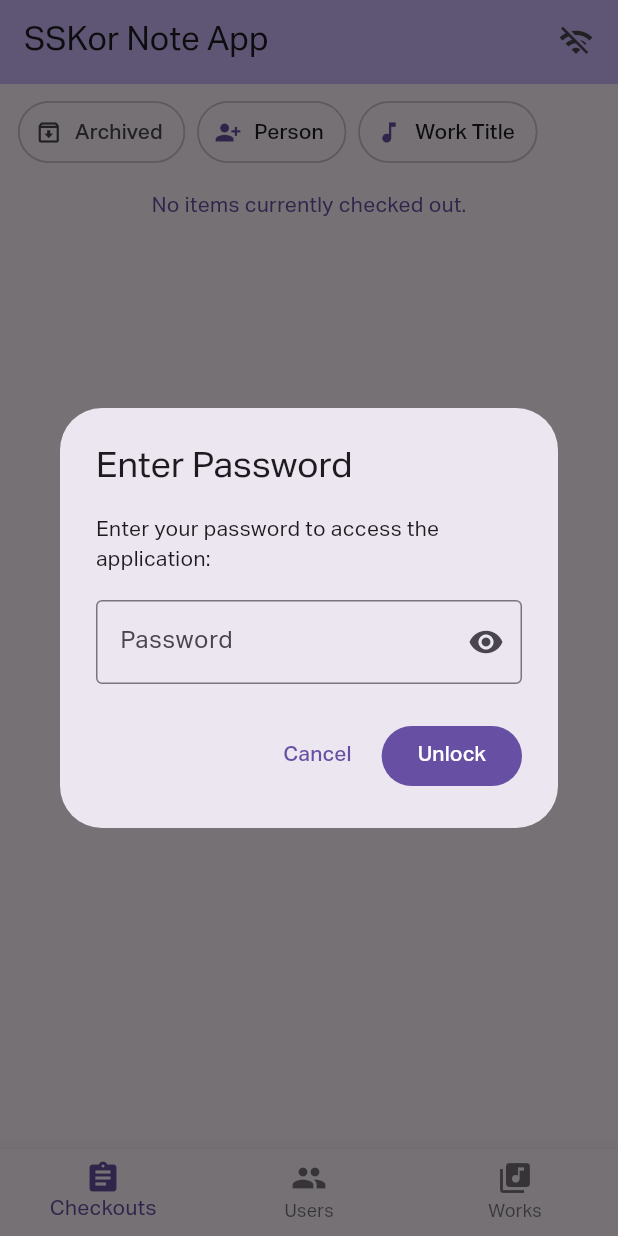
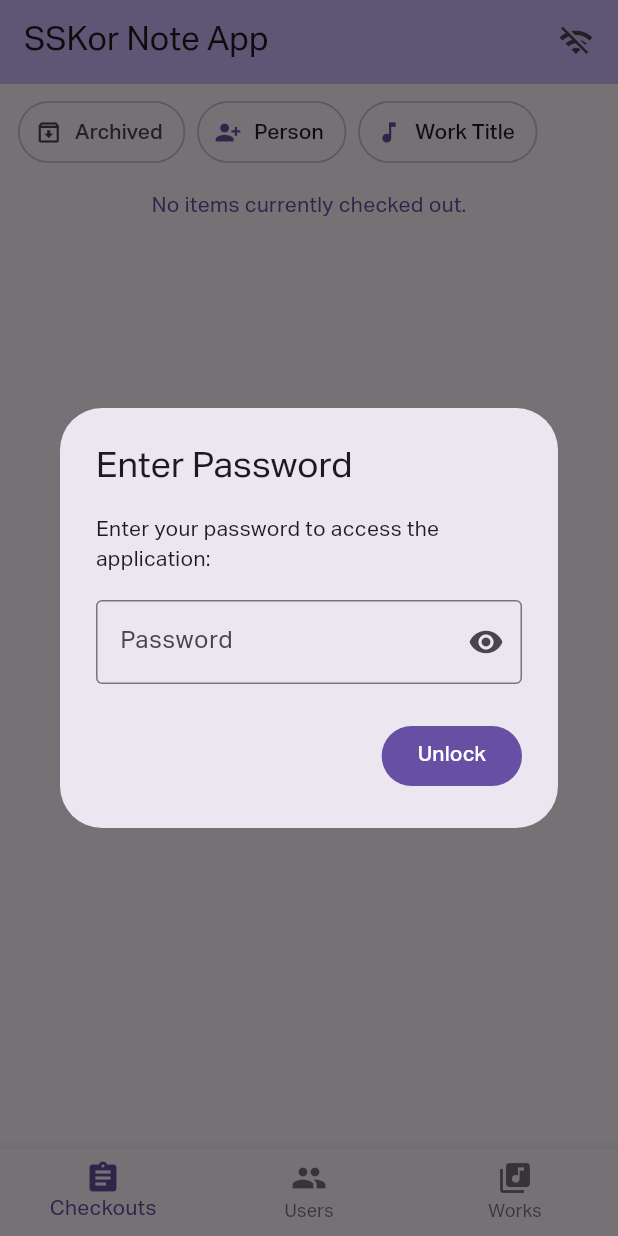
Before and after one commit to arlyon/choir, a Flutter app: the screen it shows after launch, on a phone screen of 412 x 824 dp. Run offline on Flutter 3.47's test engine with Material 3 defaults, Android fonts, the light colour scheme and no system bars; drawn by our look-alikes of dynamic_color; our stand-ins replace connectivity_plus, file_picker, flutter_secure_storage, flutter_svg, freezed_annotation, google_fonts and 4 more; missing offline and left inert: barcode, libsql_dart, mobile_scanner, mutex; accounts and stored records are empty.

Commit message:
delete cancel button from password input

```diff
--- a/lib/password_dialog.dart
+++ b/lib/password_dialog.dart
@@ -55,10 +55,6 @@ class _PasswordDialogState extends State<PasswordDialog> {
         ),
       ),
       actions: [
-        TextButton(
-          onPressed: _isLoading ? null : () => Navigator.of(context).pop(),
-          child: const Text('Cancel'),
-        ),
         FilledButton(
           onPressed: _isLoading ? null : _handleSubmit,
           child: _isLoading
```
